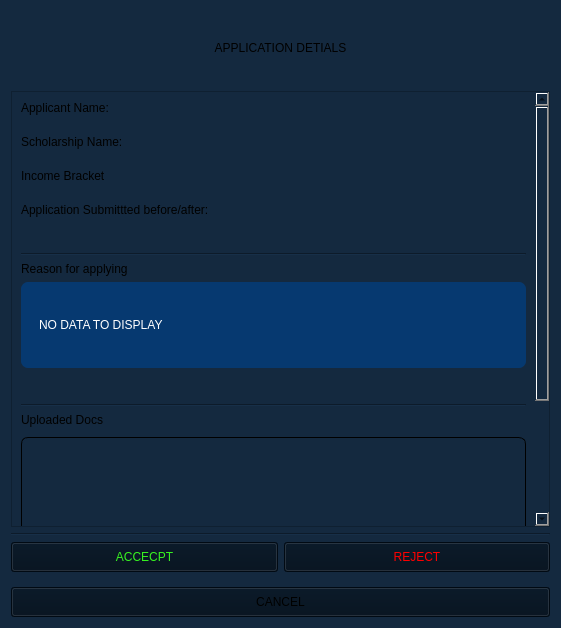
Old version of the form SholarshipManagementSystem/application/viewApplications.ui in the repository YNCO10/scholarshipManagementSystem.
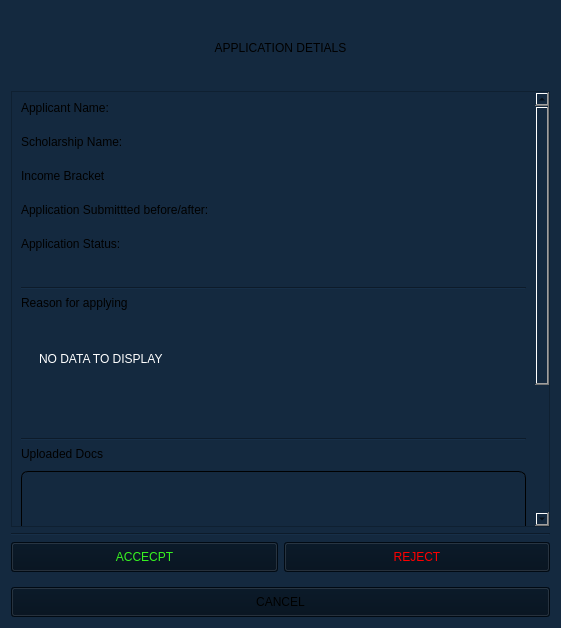
New version of the form.

What changed in the file:
```diff
--- a/SholarshipManagementSystem/application/viewApplications.ui
+++ b/SholarshipManagementSystem/application/viewApplications.ui
@@ -68,7 +68,7 @@
         <x>0</x>
         <y>0</y>
         <width>529</width>
-        <height>642</height>
+        <height>684</height>
        </rect>
       </property>
       <layout class="QVBoxLayout" name="verticalLayout_10">
@@ -108,6 +108,13 @@
            </property>
           </widget>
          </item>
+         <item>
+          <widget class="QLabel" name="applicationStatusLabel">
+           <property name="text">
+            <string>Application Status:</string>
+           </property>
+          </widget>
+         </item>
         </layout>
        </item>
        <item>
@@ -133,7 +140,7 @@
           <widget class="QWidget" name="reasonForApplyingWidget" native="true">
            <property name="styleSheet">
             <string notr="true">border-radius:7px;
-background-color: rgb(6, 57, 112);
+background-color: rgb(20, 41, 63);
 color: rgb(255, 255, 255);</string>
            </property>
            <layout class="QVBoxLayout" name="verticalLayout_4">
@@ -149,9 +156,9 @@
                <property name="geometry">
                 <rect>
                  <x>0</x>
-                 <y>-16</y>
-                 <width>479</width>
-                 <height>70</height>
+                 <y>0</y>
+                 <width>491</width>
+                 <height>54</height>
                 </rect>
                </property>
                <layout class="QGridLayout" name="gridLayout_2">
```
Left out of the diff: 2 changed lines with no effect on the pictures.
